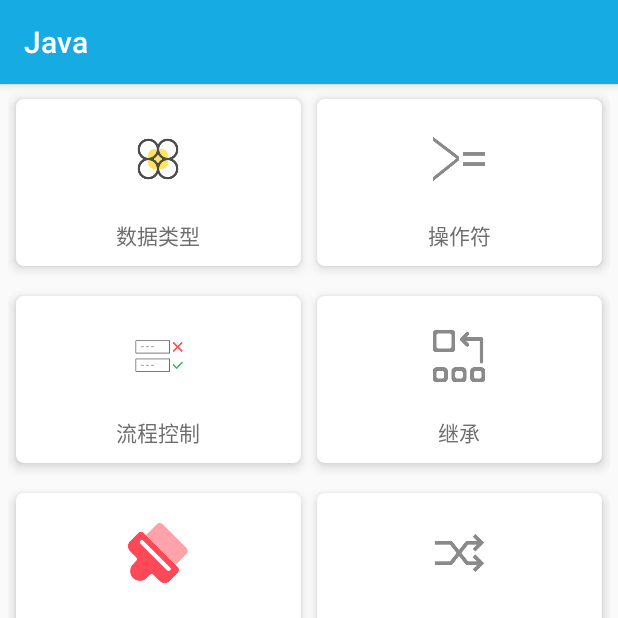
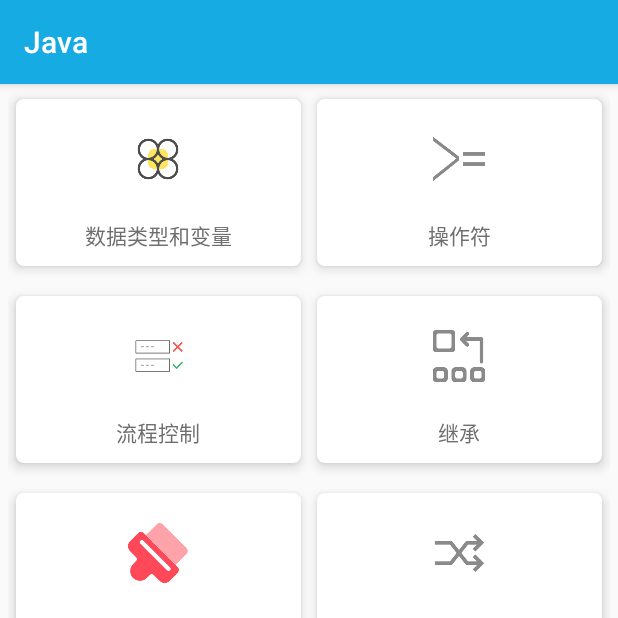
Before and after one commit to 18518373576/androidDevelopHelper, an Android app: the JavaFragment screen opened through its navigation route, on a phone screen of 412 x 824 dp, the top half of it. Run offline under Robolectric (Android 15) with nearby library versions, the phone set to English and light mode, and no system bars; our stand-ins replace ButterKnife, navigation-ui.

Commit message:
增加类和变量的描述

```diff
--- a/DeveloperHelper/developerandroidx/src/main/java/com/example/developerandroidx/ui/android/AndroidViewModel.java
+++ b/DeveloperHelper/developerandroidx/src/main/java/com/example/developerandroidx/ui/android/AndroidViewModel.java
@@ -34,8 +34,8 @@
         functionList.add(new FunctionItemBean("Service", R.mipmap.icon_service, ""));
         functionList.add(new FunctionItemBean("Broadcast Receiver", R.mipmap.icon_broadcast_receiver, ""));
         functionList.add(new FunctionItemBean("Content Provider", R.mipmap.icon_content_provider, ""));
-        functionList.add(new FunctionItemBean("Fragment", R.mipmap.icon_content_provider, ""));
-        functionList.add(new FunctionItemBean("Dialog", R.mipmap.icon_content_provider, ""));
+        functionList.add(new FunctionItemBean("Fragment", R.mipmap.icon_fragment, ""));
+        functionList.add(new FunctionItemBean("Dialog", R.mipmap.icaon_dialog, ""));
         functionList.add(new FunctionItemBean("Bluetooth", R.mipmap.icon_bluetooth, ""));
         functionList.add(new FunctionItemBean("NFC", R.mipmap.icon_nfc, ""));
         functionList.add(new FunctionItemBean("Camera", R.mipmap.icon_camera, ""));
@@ -44,11 +44,11 @@
         functionList.add(new FunctionItemBean("Animation", R.mipmap.icon_animation, ""));
         functionList.add(new FunctionItemBean("JNI", R.mipmap.icon_jni, ""));
         functionList.add(new FunctionItemBean("扫码", R.mipmap.icon_scan, ""));
-        functionList.add(new FunctionItemBean("MVP架构", R.mipmap.icon_animation, ""));
-        functionList.add(new FunctionItemBean("DataBinding", R.mipmap.icon_animation, ""));
-        functionList.add(new FunctionItemBean("Butter Knife", R.mipmap.icon_bluetooth, ""));
-        functionList.add(new FunctionItemBean("地图", R.mipmap.icon_animation, ""));
-        functionList.add(new FunctionItemBean("性能优化", R.mipmap.icon_animation,
+        functionList.add(new FunctionItemBean("MVP架构", R.mipmap.icon_mvp, ""));
+        functionList.add(new FunctionItemBean("DataBinding", R.mipmap.icon_data_binding, ""));
+        functionList.add(new FunctionItemBean("Butter Knife", R.mipmap.icon_butter_knife, ""));
+        functionList.add(new FunctionItemBean("地图", R.mipmap.icon_map, ""));
+        functionList.add(new FunctionItemBean("性能优化", R.mipmap.icon_performance_optimization,
                 RouteUtil.getDestination(CodeViewActivity.class), CodeVariate.getInstance().getCode_3()));
     }
 
--- a/DeveloperHelper/developerandroidx/src/main/java/com/example/developerandroidx/ui/java/JavaViewModel.java
+++ b/DeveloperHelper/developerandroidx/src/main/java/com/example/developerandroidx/ui/java/JavaViewModel.java
@@ -26,7 +26,7 @@
 
     private void initData() {
         functionList = new ArrayList<>();
-        functionList.add(new FunctionItemBean("数据类型", R.mipmap.icon_data_type,
+        functionList.add(new FunctionItemBean("数据类型和变量", R.mipmap.icon_data_type,
                 RouteUtil.getDestination(CodeViewActivity.class), CodeVariate.getInstance().getCode_2()));
         functionList.add(new FunctionItemBean("操作符", R.mipmap.icon_operator, ""));
         functionList.add(new FunctionItemBean("流程控制", R.mipmap.icon_process_control, ""));
@@ -41,13 +41,12 @@
         functionList.add(new FunctionItemBean("数组", R.mipmap.icon_bluetooth, ""));
         functionList.add(new FunctionItemBean("集合", R.mipmap.icon_bluetooth, ""));
         functionList.add(new FunctionItemBean("泛型", R.mipmap.icon_bluetooth, ""));
-        functionList.add(new FunctionItemBean("Lmabda表达式", R.mipmap.icon_bluetooth, ""));
         functionList.add(new FunctionItemBean("I/O", R.mipmap.icon_bluetooth, ""));
         functionList.add(new FunctionItemBean("java常用类", R.mipmap.icon_bluetooth, ""));
         functionList.add(new FunctionItemBean("Annotatio注解", R.mipmap.icon_bluetooth, ""));
-        functionList.add(new FunctionItemBean("代理", R.mipmap.icon_bluetooth, ""));
         functionList.add(new FunctionItemBean("反射", R.mipmap.icon_bluetooth, ""));
         functionList.add(new FunctionItemBean("设计模式", R.mipmap.icon_bluetooth, ""));
+        functionList.add(new FunctionItemBean("数据结构", R.mipmap.icon_bluetooth, ""));
     }
 
     public LiveData<List<FunctionItemBean>> getAdapterList() {
--- a/DeveloperHelper/developerandroidx/src/main/java/com/example/developerandroidx/ui/widget/WidgetViewModel.java
+++ b/DeveloperHelper/developerandroidx/src/main/java/com/example/developerandroidx/ui/widget/WidgetViewModel.java
@@ -26,7 +26,7 @@
     private void initData() {
         functionList = new ArrayList<>();
         functionList.add(new FunctionItemBean("ActionBar", R.mipmap.icon_action, RouteUtil.getDestination(ActionBarActivity.class)));
-        functionList.add(new FunctionItemBean("ToolBar", R.mipmap.icon_action, RouteUtil.getDestination(ActionBarActivity.class)));
+        functionList.add(new FunctionItemBean("ToolBar", R.mipmap.icon_tool_bar, RouteUtil.getDestination(ActionBarActivity.class)));
         functionList.add(new FunctionItemBean("RecyclerView", R.mipmap.icon_recycler, ""));
         functionList.add(new FunctionItemBean("CardView", R.mipmap.icon_card_view, ""));
         functionList.add(new FunctionItemBean("WebView", R.mipmap.icon_web_view, ""));
--- a/DeveloperHelper/developerandroidx/src/main/java/com/example/developerandroidx/utils/CodeVariate.java
+++ b/DeveloperHelper/developerandroidx/src/main/java/com/example/developerandroidx/utils/CodeVariate.java
@@ -146,7 +146,28 @@
                 "//十进制转二进制\n" +
                 "String s=Integer.toBinaryString(num);\n" +
                 "//二进制转十进制\n" +
-                "int a=Integer.valueOf(s,2);\n";
+                "int a=Integer.valueOf(s,2);\n\n" +
+                "基本类型和引用类型的区别：\n" +
+                "对于基本类型的变量，java虚拟机会为其分配数据类型实际占用的内存大小，而对于引用类型\n" +
+                "变量，它仅仅是一个指向堆区中某个实例的指针。\n\n" +
+                "关键字new创建对象，步骤：\n" +
+                "1、为对象分配内存空间，将对象的实例变量自动初始化为其变量类型的默认值\n" +
+                "2、如果实例变量在声明时被显示初始化，就把初始化值赋给实例变量\n" +
+                "3、调用构造方法\n" +
+                "4、返回对象的引用\n\n" +
+                "变量：\n" +
+                "成员变量：在类中声明，作用域是整个类\n" +
+                "局部变量：位于栈区，在方法或方法的代码块中声明，作用域为声明变量的方法或代码块\n" +
+                "实例变量和静态变量：\n" +
+                "   成员变量有两种，被static修饰的变量叫静态变量，没有被static修饰的叫实例变量。\n" +
+                "   类的静态变量在内存中只有一个，被类的所有实例共享，位于方法区，其声明周期取决于类的生命周期，\n" +
+                "类加载的时候被创建并分配内存，类卸载的时候被销毁并撤销内存\n" +
+                "   类的每个实例都会有实例变量，位于堆区，每创建一个类的实例，虚拟机就会为实例变量分配一次内存，\n" +
+                "实例变量的生命周期取决于实例的生命周期。创建实例的时候被创建并分配内存，销毁实例的时候被销毁\n" +
+                "并撤销内存\n" +
+                "局部变量的生命周期：\n" +
+                "   虚拟机中的某个线程调用一个方法时，会为这个方法中的局部变量分配内存。\n" +
+                "结束调用一个方法时，会结束这个方法中局部变量的生命周期";
     }
 
     //android/性能优化
@@ -154,6 +175,7 @@
         return "性能优化：\n" +
                 "   1.在定义变量时，选用那种数据类型，要考录到实际和性能需求。例如月份的取值是1~12的整数，\n" +
                 "因此可以把月份定义为：byte month，此时java虚拟机只需要为month分配一个字节的内存，如果\n" +
-                "定义为long，尽管是可行的，但是会占用更多的内存。";
+                "定义为long，尽管是可行的，但是会占用更多的内存。\n" +
+                "   2.根据变量的作用域和生命周期，合理的声明变量，尽量使变量的作用域最小化。";
     }
 }
--- a/DeveloperHelper/developerandroidx/src/main/res/values/styles.xml
+++ b/DeveloperHelper/developerandroidx/src/main/res/values/styles.xml
@@ -39,8 +39,8 @@
     <style name="codeImageViewStyle">
         <item name="android:padding">@dimen/dp10</item>
         <item name="android:layout_margin">@dimen/dp20</item>
-        <item name="android:layout_width">@dimen/dp45</item>
-        <item name="android:layout_height">@dimen/dp45</item>
+        <item name="android:layout_width">@dimen/dp50</item>
+        <item name="android:layout_height">@dimen/dp50</item>
         <item name="android:background">@drawable/bg_circle_main_color</item>
         <item name="android:src">@mipmap/icon_code</item>
     </style>
```
Also changed, not shown: DeveloperHelper/developerandroidx/src/main/res/mipmap-xhdpi/icaon_dialog.png (added), DeveloperHelper/developerandroidx/src/main/res/mipmap-xhdpi/icon_butter_knife.png (added), DeveloperHelper/developerandroidx/src/main/res/mipmap-xhdpi/icon_data_binding.png (added), DeveloperHelper/developerandroidx/src/main/res/mipmap-xhdpi/icon_fragment.png (added), DeveloperHelper/developerandroidx/src/main/res/mipmap-xhdpi/icon_map.png (added), DeveloperHelper/developerandroidx/src/main/res/mipmap-xhdpi/icon_mvp.png (added), DeveloperHelper/developerandroidx/src/main/res/mipmap-xhdpi/icon_performance_optimization.png (added), DeveloperHelper/developerandroidx/src/main/res/mipmap-xhdpi/icon_tool_bar.png (added), 1 other file.
